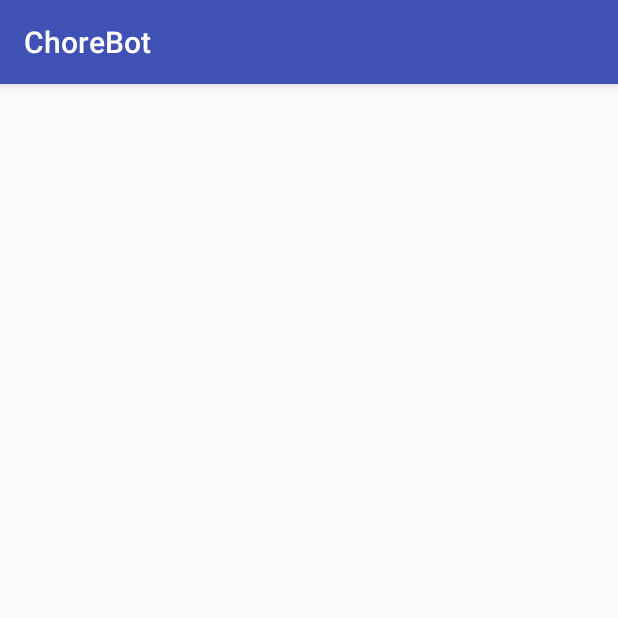
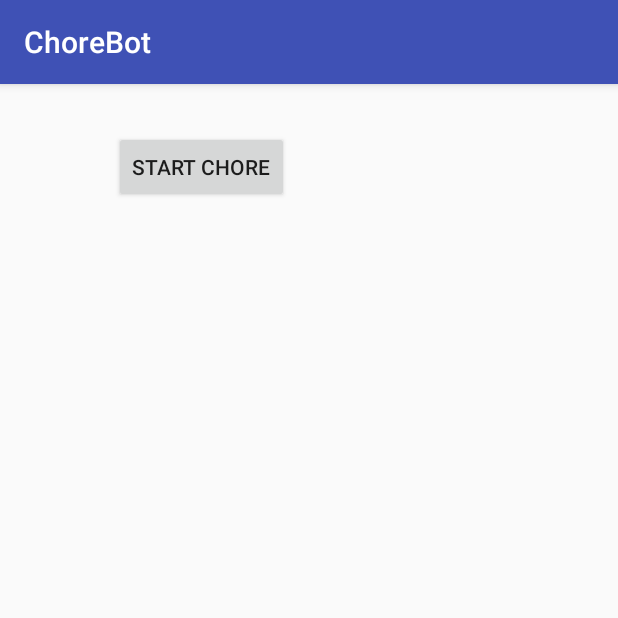
Before and after one commit to matskm/ChoreBot, an Android app: the ChoreDetailActivity screen opened directly, with no data from a screen before it, on a phone screen of 412 x 824 dp, the top half of it. Run offline under Robolectric (Android 15) with nearby library versions, the phone set to English and light mode, and no system bars.

Commit message:
Layout skeleton

```diff
--- a/app/src/main/res/layout/activity_chore_detail.xml
+++ b/app/src/main/res/layout/activity_chore_detail.xml
@@ -10,4 +10,13 @@
     android:paddingTop="@dimen/activity_vertical_margin"
     tools:context="com.matskm.chorebot.ChoreDetailActivity">
 
+    <Button
+        android:id="@+id/button_start"
+        android:text="Start Chore"
+        android:layout_width="wrap_content"
+        android:layout_height="wrap_content"
+        android:layout_alignParentTop="true"
+        android:layout_alignParentStart="true"
+        android:layout_marginStart="60dp"
+        android:layout_marginTop="15dp" />
 </RelativeLayout>
```
